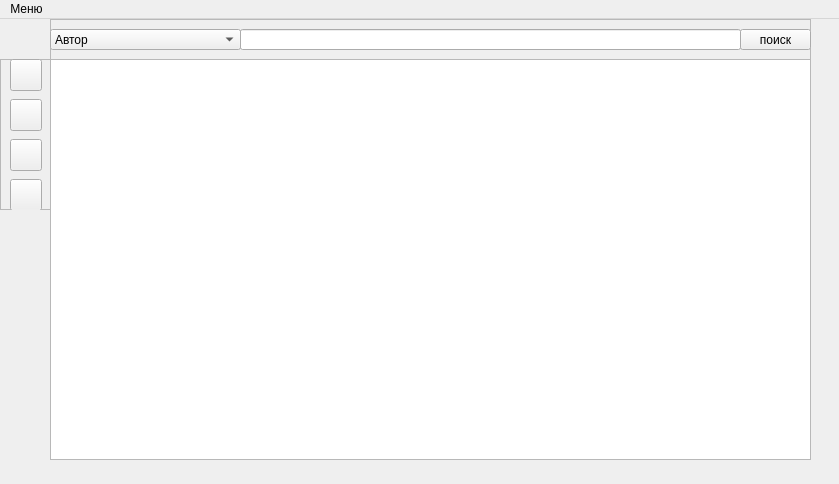
Before: the Qt Designer form mainwindow.ui in MrSago/Summer-Practice-4-sem-for-Susu, drawn with Qt 5.
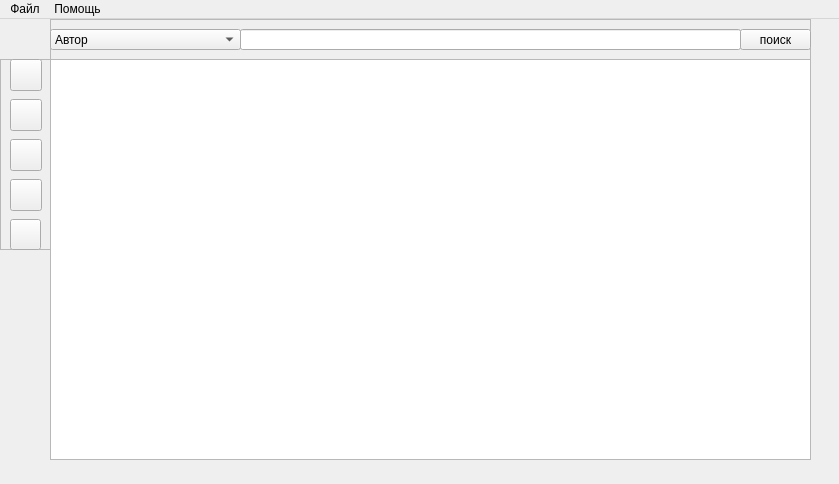
After: the same form once the commit is applied. Icons and pictures are not drawn.

```diff
--- a/mainwindow.ui
+++ b/mainwindow.ui
@@ -123,7 +123,7 @@
       <x>0</x>
       <y>40</y>
       <width>51</width>
-      <height>151</height>
+      <height>191</height>
      </rect>
     </property>
     <property name="frameShape">
@@ -212,6 +212,29 @@
       </size>
      </property>
     </widget>
+    <widget class="QPushButton" name="clearButton">
+     <property name="geometry">
+      <rect>
+       <x>10</x>
+       <y>160</y>
+       <width>31</width>
+       <height>31</height>
+      </rect>
+     </property>
+     <property name="text">
+      <string/>
+     </property>
+     <property name="icon">
+      <iconset resource="resources.qrc">
+       <normaloff>:/Resources/clear-icon.jpg</normaloff>:/Resources/clear-icon.jpg</iconset>
+     </property>
+     <property name="iconSize">
+      <size>
+       <width>26</width>
+       <height>26</height>
+      </size>
+     </property>
+    </widget>
    </widget>
   </widget>
   <widget class="QMenuBar" name="menuBar">
@@ -223,14 +246,22 @@
      <height>21</height>
     </rect>
    </property>
-   <widget class="QMenu" name="mainMenu">
+   <widget class="QMenu" name="helpMenu">
     <property name="title">
-     <string>Меню</string>
+     <string>Помощь</string>
     </property>
     <addaction name="actionTutorial"/>
     <addaction name="actionAbout"/>
    </widget>
-   <addaction name="mainMenu"/>
+   <widget class="QMenu" name="fileMenu">
+    <property name="title">
+     <string>Файл</string>
+    </property>
+    <addaction name="actionSave"/>
+    <addaction name="actionLoad"/>
+   </widget>
+   <addaction name="fileMenu"/>
+   <addaction name="helpMenu"/>
   </widget>
   <action name="actionOpenFile">
    <property name="text">
```
Left out of the diff: 14 changed lines with no effect on the pictures.
